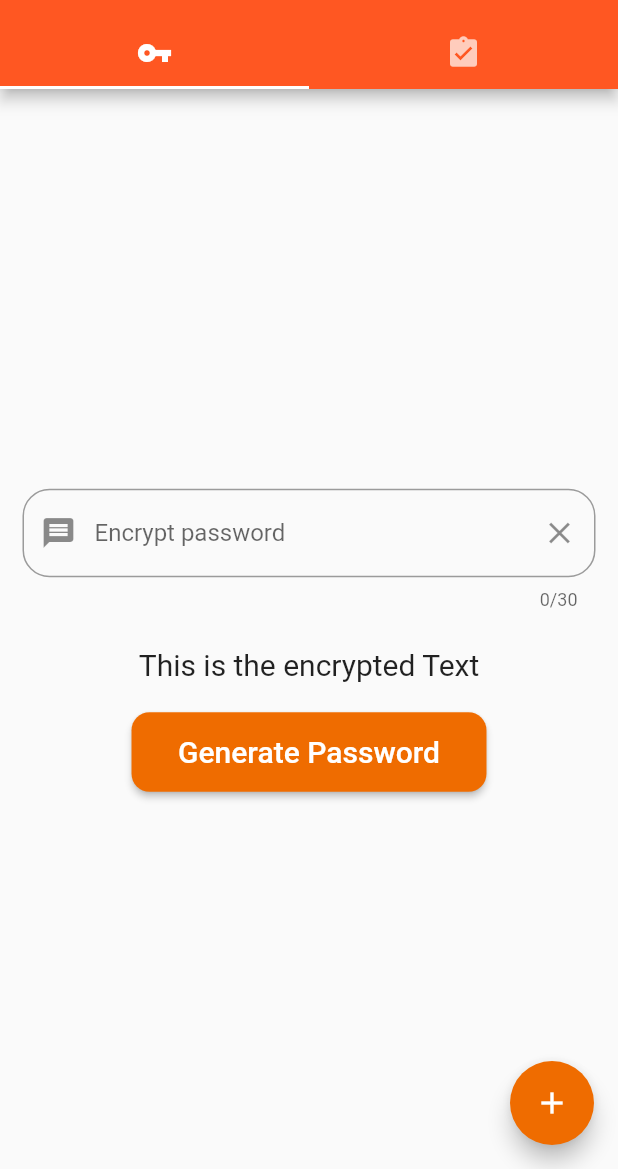
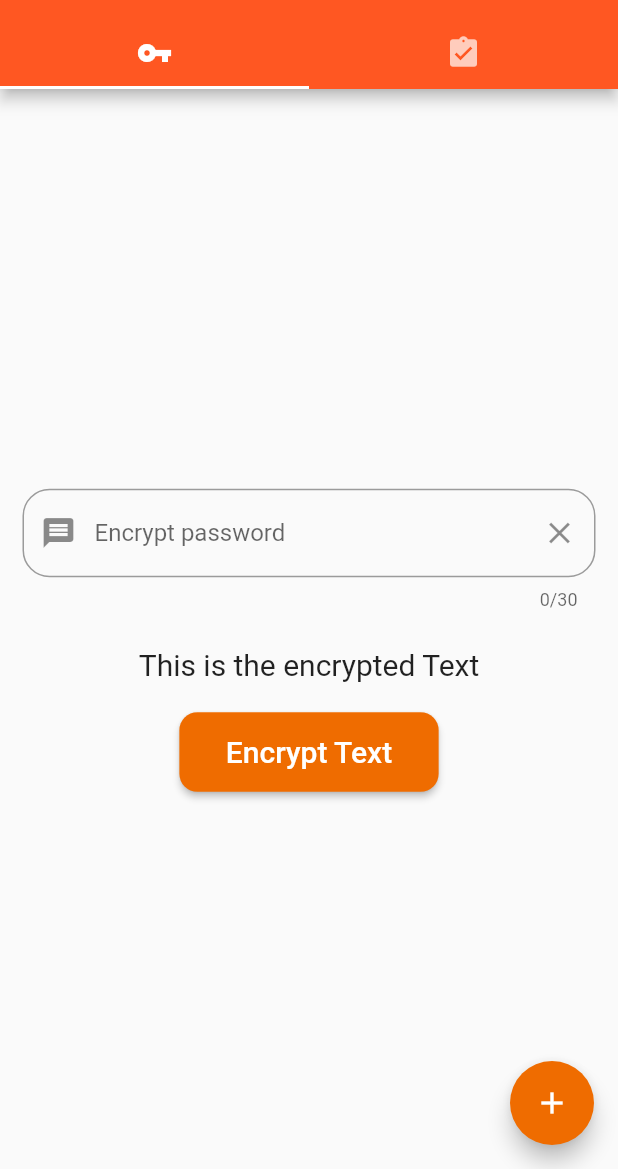
Before and after one commit to avijeetpandey/encryptor, a Flutter app: the TabbedControllerView screen opened directly, on a phone screen of 412 x 824 dp, the part 67-1236 px from its top. Run offline on Flutter 3.47's test engine with Material 2 defaults, Android fonts, the phone set to English and light mode, and no system bars; our stand-ins replace google_fonts, random_string, shared_preferences; missing offline and left inert: sk_onboarding_screen; accounts and stored records are empty; Roboto replaces fonts that are missing (Acme).

Commit message:
added sha256 encryption function

```diff
--- a/lib/Pages/CreatePassword.dart
+++ b/lib/Pages/CreatePassword.dart
@@ -1,3 +1,4 @@
+import '../utils/PasswordGenerator.dart';
 import 'package:flutter/material.dart';
 import 'package:google_fonts/google_fonts.dart';
 
@@ -10,6 +11,7 @@ class _CreatePasswordState extends State<CreatePassword> {
   // Text Editing Controller for the Encryption Field
   TextEditingController _textController = TextEditingController();
   String _encryptedPassword = 'This is the encrypted Text';
+  String _tempString;
 
   @override
   Widget build(BuildContext context) {
@@ -74,12 +76,16 @@ class _CreatePasswordState extends State<CreatePassword> {
                 RoundedRectangleBorder(borderRadius: BorderRadius.circular(12)),
             color: Colors.orange[800],
             onPressed: () {
-              print('Controller Text : '+_textController.text);
+              setState(() {
+                _tempString = _textController.text;
+                _textController.clear();
+                _encryptedPassword = PasswordGenerator.sha256_encrypt(_tempString);
+              });
             },
             child: Padding(
               padding: const EdgeInsets.all(15.0),
               child: Text(
-                "Generate Password",
+                "Encrypt Text",
                 style: GoogleFonts.acme(color: Colors.white, fontSize: 20),
               ),
             ),
--- a/lib/main.dart
+++ b/lib/main.dart
@@ -5,10 +5,9 @@ import './Encryptor.dart';
 import 'package:flutter/services.dart';
 
 Future main() async {
-    WidgetsFlutterBinding.ensureInitialized();
+  WidgetsFlutterBinding.ensureInitialized();
   SystemChrome.setPreferredOrientations(
       [DeviceOrientation.portraitDown, DeviceOrientation.portraitUp]);
-
 
   Constants.prefs = await SharedPreferences.getInstance();
 
```
Also changed, not shown: lib/utils/PasswordGenerator.dart (+9 -2 lines).
